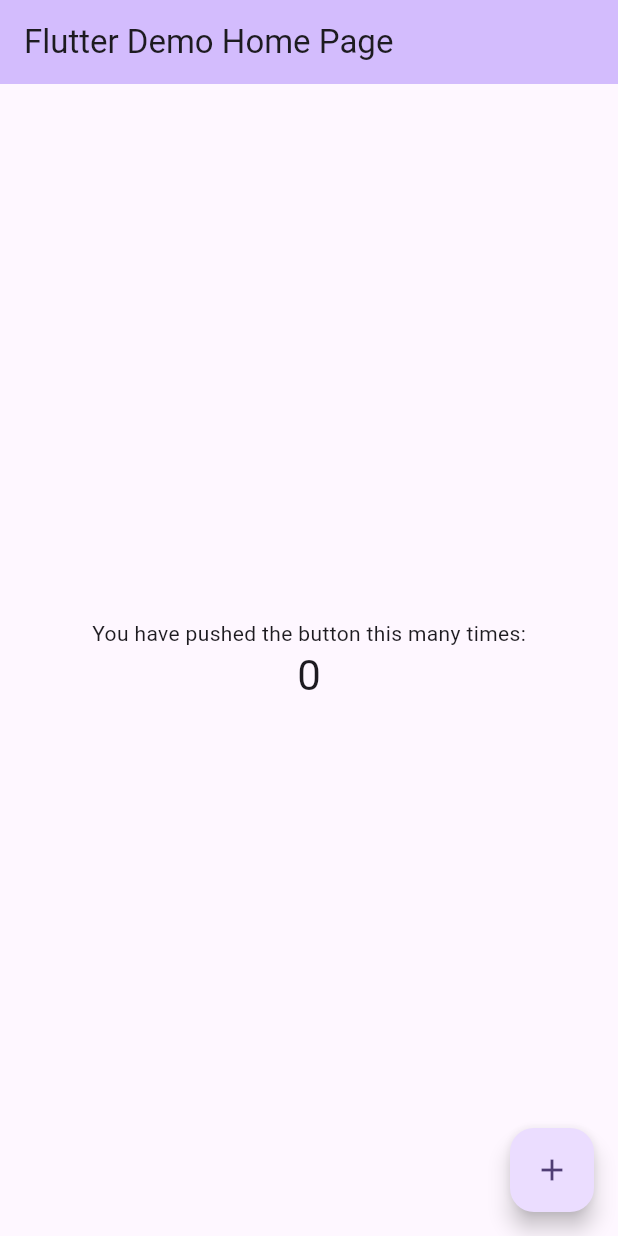
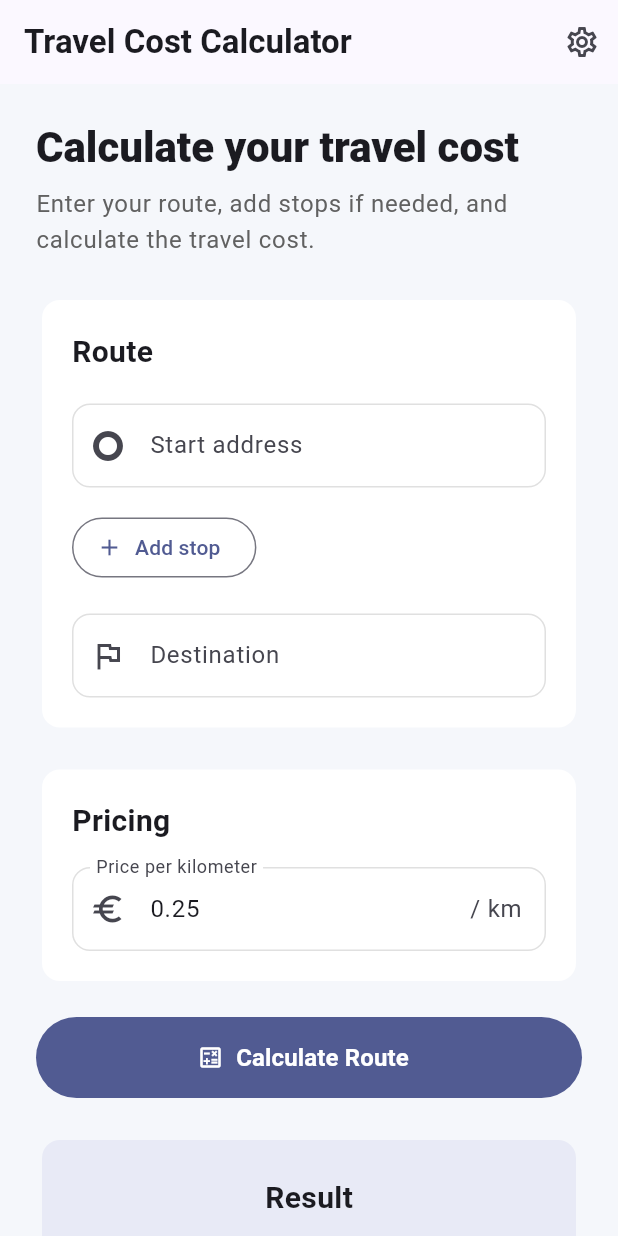
Before and after one commit to zekitazegul/travel-cost-calculator, a Flutter app: the screen it shows after launch, on a phone screen of 412 x 824 dp. Run offline on Flutter 3.47's test engine with Material 3 defaults, Android fonts, the phone set to English and light mode, and no system bars.

Commit message:
Add Travel Cost Calculator UI

```diff
--- a/lib/main.dart
+++ b/lib/main.dart
@@ -1,122 +1,386 @@
 import 'package:flutter/material.dart';
 
 void main() {
-  runApp(const MyApp());
+  runApp(const TravelCostCalculatorApp());
 }
 
-class MyApp extends StatelessWidget {
-  const MyApp({super.key});
+class TravelCostCalculatorApp extends StatelessWidget {
+  const TravelCostCalculatorApp({super.key});
 
-  // This widget is the root of your application.
   @override
   Widget build(BuildContext context) {
     return MaterialApp(
-      title: 'Flutter Demo',
+      title: 'Travel Cost Calculator',
+      debugShowCheckedModeBanner: false,
       theme: ThemeData(
-        // This is the theme of your application.
-        //
-        // TRY THIS: Try running your application with "flutter run". You'll see
-        // the application has a purple toolbar. Then, without quitting the app,
-        // try changing the seedColor in the colorScheme below to Colors.green
-        // and then invoke "hot reload" (save your changes or press the "hot
-        // reload" button in a Flutter-supported IDE, or press "r" if you used
-        // the command line to start the app).
-        //
-        // Notice that the counter didn't reset back to zero; the application
-        // state is not lost during the reload. To reset the state, use hot
-        // restart instead.
-        //
-        // This works for code too, not just values: Most code changes can be
-        // tested with just a hot reload.
-        colorScheme: .fromSeed(seedColor: Colors.deepPurple),
+        useMaterial3: true,
+        colorSchemeSeed: Colors.indigo,
+        scaffoldBackgroundColor: const Color(0xFFF5F7FB),
+        inputDecorationTheme: InputDecorationTheme(
+          filled: true,
+          fillColor: Colors.white,
+          border: OutlineInputBorder(
+            borderRadius: BorderRadius.circular(12),
+            borderSide: BorderSide.none,
+          ),
+          enabledBorder: OutlineInputBorder(
+            borderRadius: BorderRadius.circular(12),
+            borderSide: BorderSide(
+              color: Colors.grey.shade300,
+            ),
+          ),
+          focusedBorder: OutlineInputBorder(
+            borderRadius: BorderRadius.circular(12),
+            borderSide: const BorderSide(
+              color: Colors.indigo,
+              width: 2,
+            ),
+          ),
+        ),
       ),
-      home: const MyHomePage(title: 'Flutter Demo Home Page'),
+      home: const CalculatorPage(),
     );
   }
 }
 
-class MyHomePage extends StatefulWidget {
-  const MyHomePage({super.key, required this.title});
-
-  // This widget is the home page of your application. It is stateful, meaning
-  // that it has a State object (defined below) that contains fields that affect
-  // how it looks.
-
-  // This class is the configuration for the state. It holds the values (in this
-  // case the title) provided by the parent (in this case the App widget) and
-  // used by the build method of the State. Fields in a Widget subclass are
-  // always marked "final".
-
-  final String title;
+class CalculatorPage extends StatefulWidget {
+  const CalculatorPage({super.key});
 
   @override
-  State<MyHomePage> createState() => _MyHomePageState();
+  State<CalculatorPage> createState() => _CalculatorPageState();
 }
 
-class _MyHomePageState extends State<MyHomePage> {
-  int _counter = 0;
+class _CalculatorPageState extends State<CalculatorPage> {
+  final TextEditingController startController = TextEditingController();
+  final TextEditingController destinationController =
+      TextEditingController();
+  final TextEditingController priceController =
+      TextEditingController(text: '0.25');
 
-  void _incrementCounter() {
+  final List<TextEditingController> stopControllers = [];
+
+  double totalDistance = 0.0;
+  double totalCost = 0.0;
+
+  @override
+  void dispose() {
+    startController.dispose();
+    destinationController.dispose();
+    priceController.dispose();
+
+    for (final controller in stopControllers) {
+      controller.dispose();
+    }
+
+    super.dispose();
+  }
+
+  void addStop() {
     setState(() {
-      // This call to setState tells the Flutter framework that something has
-      // changed in this State, which causes it to rerun the build method below
-      // so that the display can reflect the updated values. If we changed
-      // _counter without calling setState(), then the build method would not be
-      // called again, and so nothing would appear to happen.
-      _counter++;
+      stopControllers.add(TextEditingController());
+    });
+  }
+
+  void removeStop(int index) {
+    setState(() {
+      stopControllers[index].dispose();
+      stopControllers.removeAt(index);
+    });
+  }
+
+  void calculateDemo() {
+    final price = double.tryParse(
+      priceController.text.replaceAll(',', '.'),
+    );
+
+    if (price == null || price < 0) {
+      ScaffoldMessenger.of(context).showSnackBar(
+        const SnackBar(
+          content: Text('Please enter a valid price per kilometer.'),
+        ),
+      );
+      return;
+    }
+
+    // Temporary demo distance.
+    // Real OpenStreetMap routing will replace this later.
+    const demoDistance = 0.0;
+
+    setState(() {
+      totalDistance = demoDistance;
+      totalCost = totalDistance * price;
     });
   }
 
   @override
   Widget build(BuildContext context) {
-    // This method is rerun every time setState is called, for instance as done
-    // by the _incrementCounter method above.
-    //
-    // The Flutter framework has been optimized to make rerunning build methods
-    // fast, so that you can just rebuild anything that needs updating rather
-    // than having to individually change instances of widgets.
     return Scaffold(
       appBar: AppBar(
-        // TRY THIS: Try changing the color here to a specific color (to
-        // Colors.amber, perhaps?) and trigger a hot reload to see the AppBar
-        // change color while the other colors stay the same.
-        backgroundColor: Theme.of(context).colorScheme.inversePrimary,
-        // Here we take the value from the MyHomePage object that was created by
-        // the App.build method, and use it to set our appbar title.
-        title: Text(widget.title),
+        title: const Text(
+          'Travel Cost Calculator',
+          style: TextStyle(
+            fontWeight: FontWeight.w700,
+          ),
+        ),
+        actions: [
+          IconButton(
+            tooltip: 'Settings',
+            onPressed: () {},
+            icon: const Icon(Icons.settings_outlined),
+          ),
+        ],
       ),
       body: Center(
-        // Center is a layout widget. It takes a single child and positions it
-        // in the middle of the parent.
+        child: SingleChildScrollView(
+          padding: const EdgeInsets.all(24),
+          child: ConstrainedBox(
+            constraints: const BoxConstraints(
+              maxWidth: 850,
+            ),
+            child: Column(
+              crossAxisAlignment: CrossAxisAlignment.stretch,
+              children: [
+                _buildHeader(),
+                const SizedBox(height: 24),
+                _buildRouteCard(),
+                const SizedBox(height: 20),
+                _buildPriceCard(),
+                const SizedBox(height: 20),
+                _buildCalculateButton(),
+                const SizedBox(height: 24),
+                _buildResultCard(),
+                const SizedBox(height: 32),
+                _buildSupportSection(),
+              ],
+            ),
+          ),
+        ),
+      ),
+    );
+  }
+
+  Widget _buildHeader() {
+    return Column(
+      crossAxisAlignment: CrossAxisAlignment.start,
+      children: [
+        Text(
+          'Calculate your travel cost',
+          style: Theme.of(context).textTheme.headlineMedium?.copyWith(
+                fontWeight: FontWeight.w800,
+              ),
+        ),
+        const SizedBox(height: 8),
+        Text(
+          'Enter your route, add stops if needed, and calculate the travel cost.',
+          style: Theme.of(context).textTheme.bodyLarge?.copyWith(
+                color: Colors.grey.shade700,
+              ),
+        ),
+      ],
+    );
+  }
+
+  Widget _buildRouteCard() {
+    return Card(
+      elevation: 0,
+      color: Colors.white,
+      child: Padding(
+        padding: const EdgeInsets.all(20),
         child: Column(
-          // Column is also a layout widget. It takes a list of children and
-          // arranges them vertically. By default, it sizes itself to fit its
-          // children horizontally, and tries to be as tall as its parent.
-          //
-          // Column has various properties to control how it sizes itself and
-          // how it positions its children. Here we use mainAxisAlignment to
-          // center the children vertically; the main axis here is the vertical
-          // axis because Columns are vertical (the cross axis would be
-          // horizontal).
-          //
-          // TRY THIS: Invoke "debug painting" (choose the "Toggle Debug Paint"
-          // action in the IDE, or press "p" in the console), to see the
-          // wireframe for each widget.
-          mainAxisAlignment: .center,
+          crossAxisAlignment: CrossAxisAlignment.start,
           children: [
-            const Text('You have pushed the button this many times:'),
-            Text(
-              '$_counter',
-              style: Theme.of(context).textTheme.headlineMedium,
+            const Text(
+              'Route',
+              style: TextStyle(
+                fontSize: 20,
+                fontWeight: FontWeight.w700,
+              ),
+            ),
+            const SizedBox(height: 20),
+            TextField(
+              controller: startController,
+              decoration: const InputDecoration(
+                labelText: 'Start address',
+                hintText: 'Enter starting address',
+                prefixIcon: Icon(Icons.trip_origin),
+              ),
+            ),
+            const SizedBox(height: 16),
+            ...List.generate(
+              stopControllers.length,
+              (index) => Padding(
+                padding: const EdgeInsets.only(bottom: 16),
+                child: TextField(
+                  controller: stopControllers[index],
+                  decoration: InputDecoration(
+                    labelText: 'Stop ${index + 1}',
+                    hintText: 'Enter stop address',
+                    prefixIcon: const Icon(Icons.location_on_outlined),
+                    suffixIcon: IconButton(
+                      tooltip: 'Remove stop',
+                      onPressed: () => removeStop(index),
+                      icon: const Icon(Icons.close),
+                    ),
+                  ),
+                ),
+              ),
+            ),
+            OutlinedButton.icon(
+              onPressed: addStop,
+              icon: const Icon(Icons.add),
+              label: const Text('Add stop'),
+            ),
+            const SizedBox(height: 20),
+            TextField(
+              controller: destinationController,
+              decoration: const InputDecoration(
+                labelText: 'Destination',
+                hintText: 'Enter destination address',
+                prefixIcon: Icon(Icons.flag_outlined),
+              ),
             ),
           ],
         ),
       ),
-      floatingActionButton: FloatingActionButton(
-        onPressed: _incrementCounter,
-        tooltip: 'Increment',
-        child: const Icon(Icons.add),
+    );
+  }
+
+  Widget _buildPriceCard() {
+    return Card(
+      elevation: 0,
+      color: Colors.white,
+      child: Padding(
+        padding: const EdgeInsets.all(20),
+        child: Column(
+          crossAxisAlignment: CrossAxisAlignment.start,
+          children: [
+            const Text(
+              'Pricing',
+              style: TextStyle(
+                fontSize: 20,
+                fontWeight: FontWeight.w700,
+              ),
+            ),
+            const SizedBox(height: 16),
+            TextField(
+              controller: priceController,
+              keyboardType: const TextInputType.numberWithOptions(
+                decimal: true,
+              ),
+              decoration: const InputDecoration(
+                labelText: 'Price per kilometer',
+                prefixIcon: Icon(Icons.euro),
+                suffixText: '/ km',
+              ),
+            ),
+          ],
+        ),
       ),
     );
   }
+
+  Widget _buildCalculateButton() {
+    return SizedBox(
+      height: 54,
+      child: FilledButton.icon(
+        onPressed: calculateDemo,
+        icon: const Icon(Icons.calculate_outlined),
+        label: const Text(
+          'Calculate Route',
+          style: TextStyle(
+            fontSize: 16,
+            fontWeight: FontWeight.w700,
+          ),
+        ),
+      ),
+    );
+  }
+
+  Widget _buildResultCard() {
+    return Card(
+      elevation: 0,
+      color: Colors.indigo.shade50,
+      child: Padding(
+        padding: const EdgeInsets.all(24),
+        child: Column(
+          children: [
+            const Text(
+              'Result',
+              style: TextStyle(
+                fontSize: 20,
+                fontWeight: FontWeight.w700,
+              ),
+            ),
+            const SizedBox(height: 20),
+            Row(
+              mainAxisAlignment: MainAxisAlignment.spaceAround,
+              children: [
+                _resultItem(
+                  'Distance',
+                  '${totalDistance.toStringAsFixed(1)} km',
+                  Icons.route,
+                ),
+                _resultItem(
+                  'Total cost',
+                  '€${totalCost.toStringAsFixed(2)}',
+                  Icons.euro,
+                ),
+              ],
+            ),
+          ],
+        ),
+      ),
+    );
+  }
+
+  Widget _resultItem(
+    String label,
+    String value,
+    IconData icon,
+  ) {
+    return Column(
+      children: [
+        Icon(
+          icon,
+          size: 30,
+          color: Colors.indigo,
+        ),
+        const SizedBox(height: 8),
+        Text(
+          label,
+          style: TextStyle(
+            color: Colors.grey.shade700,
+          ),
+        ),
+        const SizedBox(height: 4),
+        Text(
+          value,
+          style: const TextStyle(
+            fontSize: 24,
+            fontWeight: FontWeight.w800,
+          ),
+        ),
+      ],
+    );
+  }
+
+  Widget _buildSupportSection() {
+    return Column(
+      children: [
+        Text(
+          'Travel Cost Calculator is free to use.',
+          textAlign: TextAlign.center,
+          style: TextStyle(
+            color: Colors.grey.shade700,
+          ),
+        ),
+        const SizedBox(height: 8),
+        TextButton.icon(
+          onPressed: () {},
+          icon: const Icon(Icons.coffee_outlined),
+          label: const Text('Support the Developer'),
+        ),
+      ],
+    );
+  }
 }
```
Also changed, not shown: 1 other file.
